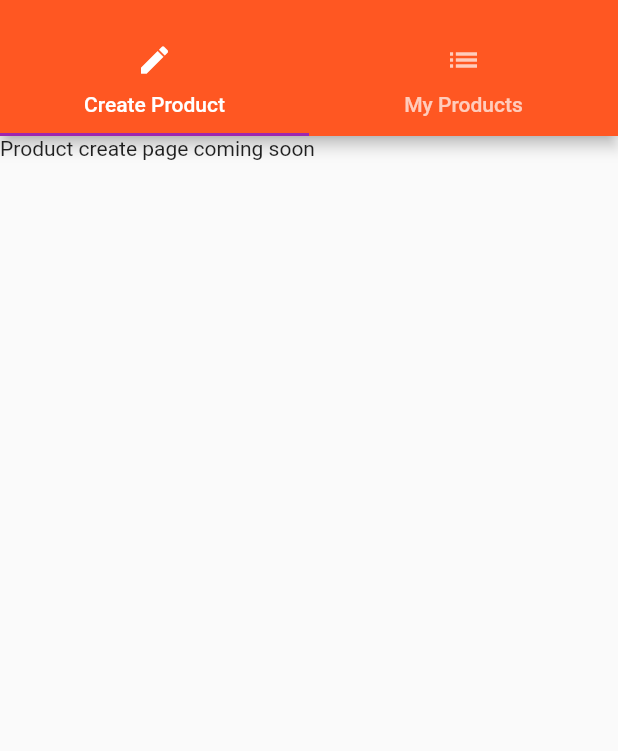
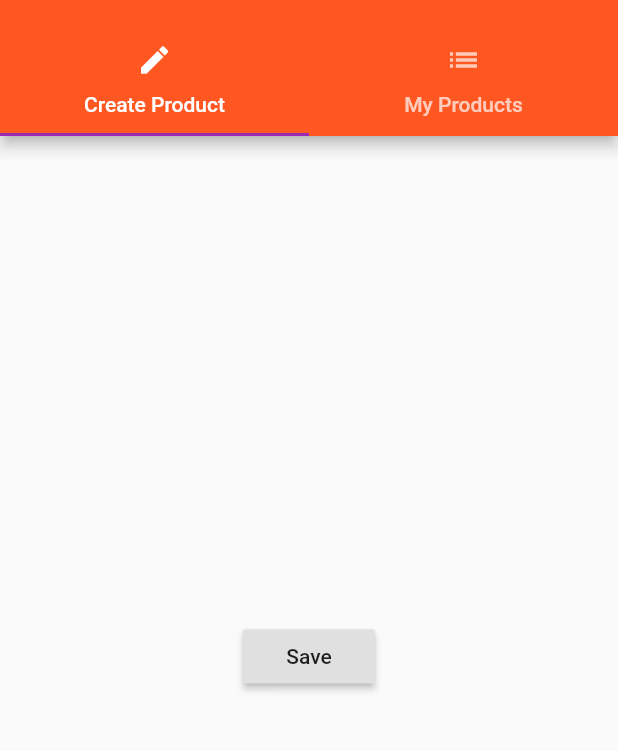
Before and after one commit to weicht/flutter_course, a Flutter app: the ProductAdminPage screen opened by its route, on a phone screen of 412 x 824 dp, the part 59-810 px from its top. Run offline on Flutter 3.47's test engine with Material 2 defaults, Android fonts, the phone set to English and light mode, and no system bars.

Commit message:
wrapping up navigation.

```diff
--- a/lib/pages/product_create.dart
+++ b/lib/pages/product_create.dart
@@ -5,6 +5,17 @@ class ProductCreatePage extends StatelessWidget {
   // - not a full Scaffold widget
   @override
   Widget build(BuildContext context) {
-    return Text("Product create page coming soon");
+    return Center(
+        child: RaisedButton(
+            child: Text('Save'),
+            onPressed: () {
+              showModalBottomSheet(
+                  context: context,
+                  builder: (BuildContext context) {
+                    return Center(
+                      child: Text('Modal from bottom'),
+                    );
+                  });
+            }));
   }
 }
```
